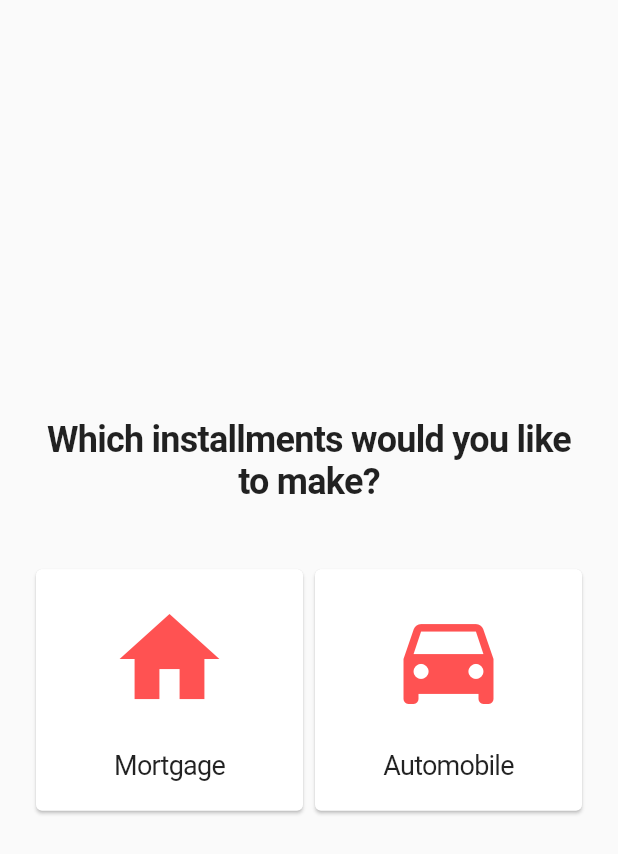
After one commit to leovinsen/octopush, a Flutter app: the InstallmentPage screen opened directly, on a phone screen of 412 x 824 dp. The commit adds this screen. Shown: the top 854 px of the screen. Run offline on Flutter 3.47's test engine with Material 2 defaults, Android fonts, the phone set to English and light mode, and no system bars; our stand-ins replace bloc, equatable, flutter_bloc, flutter_money_formatter, google_fonts, shared_preferences and 1 more; accounts and stored records are empty.

Commit message:
Closes #26

```diff
--- a/lib/screens/home_page.dart
+++ b/lib/screens/home_page.dart
@@ -11,6 +11,7 @@ import 'package:octopush/styles.dart';
 import 'package:octopush/utils/currency_utils.dart';
 import 'package:octopush/utils/date_utils.dart';
 
+import 'installment_page.dart';
 import 'octo_savers_page.dart';
 
 class HomePage extends StatefulWidget {
@@ -331,6 +332,7 @@ class _HomePageState extends State<HomePage> {
           children: <Widget>[
             _buildOptionsCard(
               label: 'Installments',
+              onTap: () => _pushPage(context, InstallmentPage()),
             ),
             _buildOptionsCard(
               label: 'Bancassurance',
--- /dev/null
+++ b/lib/screens/installment_page.dart
@@ -0,0 +1,96 @@
+import 'package:flutter/material.dart';
+import 'package:octopush/model/installment.dart';
+import 'package:octopush/styles.dart';
+
+import 'installment_detail_page.dart';
+
+class InstallmentPage extends StatelessWidget {
+  @override
+  Widget build(BuildContext context) {
+    return Scaffold(
+      body: SafeArea(
+        child: _buildBody(context),
+      ),
+    );
+  }
+
+  Widget _buildBody(BuildContext context) {
+    return Container(
+      padding: const EdgeInsets.all(20.0),
+      alignment: Alignment.center,
+      child: Column(
+        mainAxisSize: MainAxisSize.min,
+        children: <Widget>[
+          Text(
+            'Which installments would you like to make?',
+            style: titleStyle,
+            textAlign: TextAlign.center,
+          ),
+          SizedBox(height: 40.0),
+          Row(
+            children: <Widget>[
+              _buildHalfOfScreen(
+                iconData: Icons.home,
+                label: 'Mortgage',
+                onTap: () => _pushPage(
+                  context: context,
+                  index: 0,
+                  label: 'Mortgage',
+                ),
+              ),
+              _buildHalfOfScreen(
+                iconData: Icons.directions_car,
+                label: 'Automobile',
+                onTap: () => _pushPage(
+                  context: context,
+                  index: 1,
+                  label: 'Automobile',
+                ),
+              ),
+            ],
+          ),
+        ],
+      ),
+    );
+  }
+
+  void _pushPage({BuildContext context, int index, String label}) {
+    Navigator.of(context).push(MaterialPageRoute(
+      builder: (_) =>
+          InstallmentDetailPage(InstallmentType.values[index], label),
+    ));
+  }
+
+  Widget _buildHalfOfScreen({IconData iconData, String label, Function onTap}) {
+    return Expanded(
+      child: InkWell(
+        onTap: () => onTap(),
+        child: Card(
+          elevation: 1.0,
+          child: Padding(
+            padding: const EdgeInsets.all(20.0),
+            child: Column(
+              mainAxisAlignment: MainAxisAlignment.start,
+              mainAxisSize: MainAxisSize.min,
+              children: <Widget>[
+                Icon(
+                  iconData,
+                  size: 80,
+                  color: Colors.redAccent,
+                ),
+                SizedBox(
+                  height: 20.0,
+                ),
+                Text(
+                  '$label',
+                  style: captionStyle,
+                  textAlign: TextAlign.center,
+                ),
+              ],
+            ),
+          ),
+        ),
+      ),
+    );
+  }
+}
```
Also changed, not shown: lib/screens/installment_detail_page.dart (added, +65 -0 lines).
